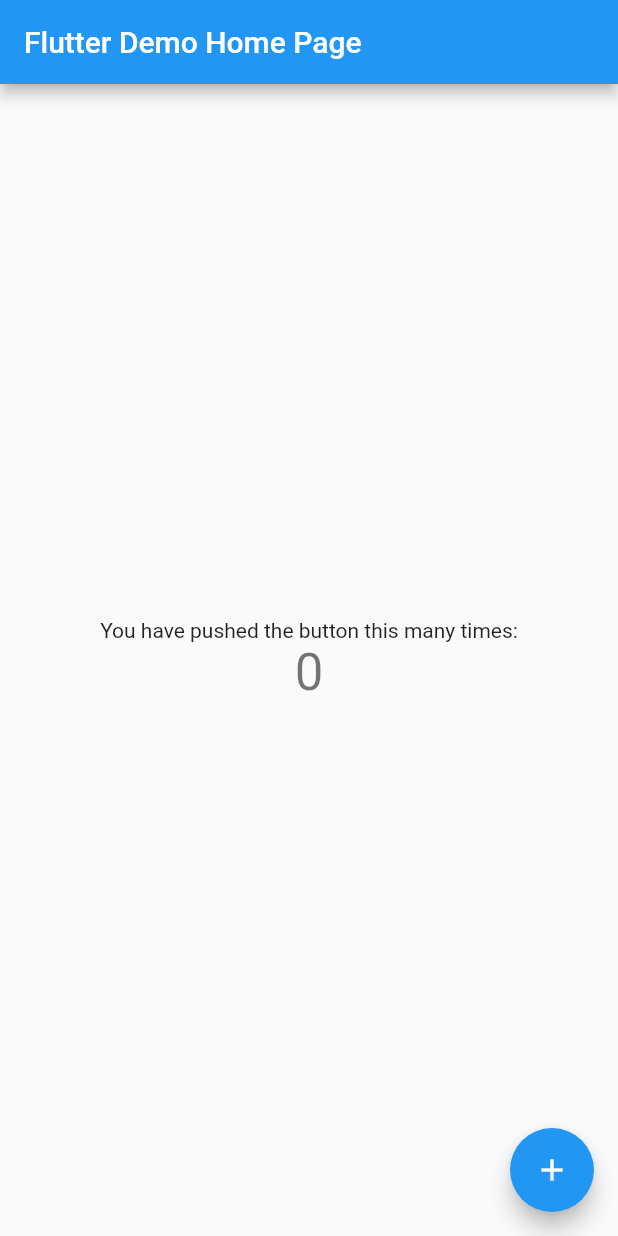
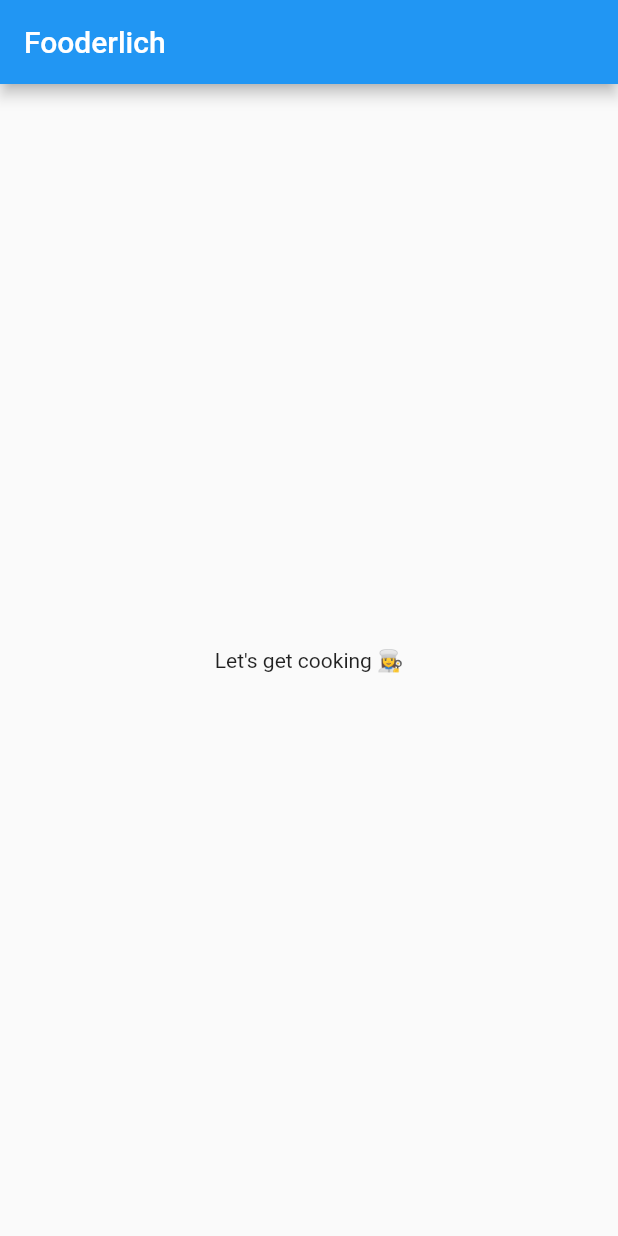
Before and after one commit to rsyd29/app_fooderlich, a Flutter app: the screen it shows after launch, on a phone screen of 412 x 824 dp. Run offline on Flutter 3.47's test engine with Material 2 defaults, Android fonts, the phone set to English and light mode, and no system bars; our stand-ins replace google_fonts.

Commit message:
Getting started and Setting a theme using google fonts package for theme dark and light

```diff
--- a/lib/main.dart
+++ b/lib/main.dart
@@ -1,115 +1,32 @@
 import 'package:flutter/material.dart';
 
 void main() {
-  runApp(const MyApp());
+  // 1. Everything in Flutter starts with a widget. runApp() takes in the root widget Fooderlich.
+  runApp(const Fooderlich());
 }
 
-class MyApp extends StatelessWidget {
-  const MyApp({Key? key}) : super(key: key);
-
-  // This widget is the root of your application.
+class Fooderlich extends StatelessWidget {
+  // 2. Every stateless widget must override the build() method.
+  const Fooderlich({Key? key}) : super(key: key);
   @override
   Widget build(BuildContext context) {
+    // TODO: Create theme
+    // TODO: Apply Home Widget
+    // 3. The Fooderlich widget starts by composing a MaterialApp widget to give it a Material Design system look and feel. See https://material.io for more details about it.
     return MaterialApp(
-      title: 'Flutter Demo',
-      theme: ThemeData(
-        // This is the theme of your application.
-        //
-        // Try running your application with "flutter run". You'll see the
-        // application has a blue toolbar. Then, without quitting the app, try
-        // changing the primarySwatch below to Colors.green and then invoke
-        // "hot reload" (press "r" in the console where you ran "flutter run",
-        // or simply save your changes to "hot reload" in a Flutter IDE).
-        // Notice that the counter didn't reset back to zero; the application
-        // is not restarted.
-        primarySwatch: Colors.blue,
+      // TODO: Add theme
+      title: 'Fooderlich',
+      // 4. The MaterialApp widget contains a Scaffold widget, which defines the layout and structure of the app. The scaffold has two properties: an appBar and a body. An Appbar’s title contains a Text widget. The body has a Center widget, whose child property is a Text widget.
+      home: Scaffold(
+        // TODO: Style the title
+        appBar: AppBar(
+          title: const Text('Fooderlich'),
+        ),
+        // TODO: Style the body text
+        body: const Center(
+          child: Text('Let\'s get cooking 👩‍🍳'),
+        ),
       ),
-      home: const MyHomePage(title: 'Flutter Demo Home Page'),
     );
   }
 }
-
-class MyHomePage extends StatefulWidget {
-  const MyHomePage({Key? key, required this.title}) : super(key: key);
-
-  // This widget is the home page of your application. It is stateful, meaning
-  // that it has a State object (defined below) that contains fields that affect
-  // how it looks.
-
-  // This class is the configuration for the state. It holds the values (in this
-  // case the title) provided by the parent (in this case the App widget) and
-  // used by the build method of the State. Fields in a Widget subclass are
-  // always marked "final".
-
-  final String title;
-
-  @override
-  State<MyHomePage> createState() => _MyHomePageState();
-}
-
-class _MyHomePageState extends State<MyHomePage> {
-  int _counter = 0;
-
-  void _incrementCounter() {
-    setState(() {
-      // This call to setState tells the Flutter framework that something has
-      // changed in this State, which causes it to rerun the build method below
-      // so that the display can reflect the updated values. If we changed
-      // _counter without calling setState(), then the build method would not be
-      // called again, and so nothing would appear to happen.
-      _counter++;
-    });
-  }
-
-  @override
-  Widget build(BuildContext context) {
-    // This method is rerun every time setState is called, for instance as done
-    // by the _incrementCounter method above.
-    //
-    // The Flutter framework has been optimized to make rerunning build methods
-    // fast, so that you can just rebuild anything that needs updating rather
-    // than having to individually change instances of widgets.
-    return Scaffold(
-      appBar: AppBar(
-        // Here we take the value from the MyHomePage object that was created by
-        // the App.build method, and use it to set our appbar title.
-        title: Text(widget.title),
-      ),
-      body: Center(
-        // Center is a layout widget. It takes a single child and positions it
-        // in the middle of the parent.
-        child: Column(
-          // Column is also a layout widget. It takes a list of children and
-          // arranges them vertically. By default, it sizes itself to fit its
-          // children horizontally, and tries to be as tall as its parent.
-          //
-          // Invoke "debug painting" (press "p" in the console, choose the
-          // "Toggle Debug Paint" action from the Flutter Inspector in Android
-          // Studio, or the "Toggle Debug Paint" command in Visual Studio Code)
-          // to see the wireframe for each widget.
-          //
-          // Column has various properties to control how it sizes itself and
-          // how it positions its children. Here we use mainAxisAlignment to
-          // center the children vertically; the main axis here is the vertical
-          // axis because Columns are vertical (the cross axis would be
-          // horizontal).
-          mainAxisAlignment: MainAxisAlignment.center,
-          children: <Widget>[
-            const Text(
-              'You have pushed the button this many times:',
-            ),
-            Text(
-              '$_counter',
-              style: Theme.of(context).textTheme.headline4,
-            ),
-          ],
-        ),
-      ),
-      floatingActionButton: FloatingActionButton(
-        onPressed: _incrementCounter,
-        tooltip: 'Increment',
-        child: const Icon(Icons.add),
-      ), // This trailing comma makes auto-formatting nicer for build methods.
-    );
-  }
-}
```
Also changed, not shown: lib/fooderlich_theme.dart (added, +107 -0 lines), pubspec.yaml (+5 -15 lines), pubspec.lock.
